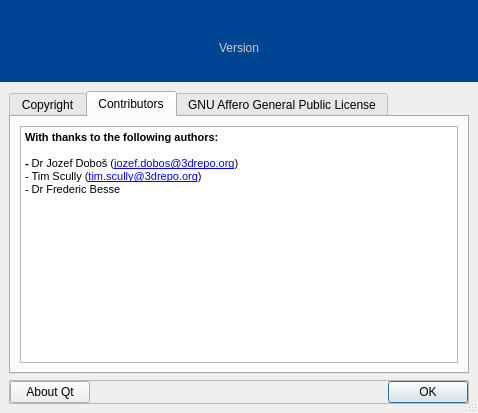
The window that forms/repodialogabout.ui (3drepo/3drepogui) describes before a commit, drawn with Qt 5.
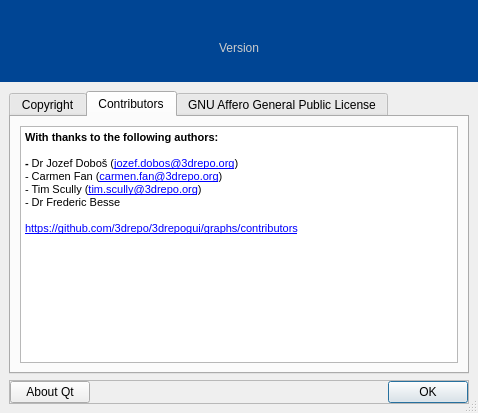
The same window after the commit. The open tabs and pages were chosen to show the change. Icons and pictures are not drawn.

Commit message: #51 Added Carmen to the Contributors list.

Diff of the .ui file:
```diff
--- a/forms/repodialogabout.ui
+++ b/forms/repodialogabout.ui
@@ -276,7 +276,10 @@
 &lt;html&gt;&lt;head&gt;&lt;meta name=&quot;qrichtext&quot; content=&quot;1&quot; /&gt;&lt;style type=&quot;text/css&quot;&gt;
 p, li { white-space: pre-wrap; }
 &lt;/style&gt;&lt;/head&gt;&lt;body style=&quot; font-family:'MS Shell Dlg 2'; font-size:8.25pt; font-weight:400; font-style:normal;&quot;&gt;
-&lt;p style=&quot; margin-top:0px; margin-bottom:0px; margin-left:0px; margin-right:0px; -qt-block-indent:0; text-indent:0px;&quot;&gt;&lt;span style=&quot; font-weight:600;&quot;&gt;With thanks to the following authors:&lt;br /&gt;&lt;br /&gt;- &lt;/span&gt;Dr &lt;span style=&quot; font-size:8pt;&quot;&gt;Jozef Doboš (&lt;/span&gt;&lt;a href=&quot;mailto:jozef.dobos@3drepo.org&quot;&gt;&lt;span style=&quot; font-size:8pt; text-decoration: underline; color:#0000ff;&quot;&gt;jozef.dobos@3drepo.org&lt;/span&gt;&lt;/a&gt;&lt;span style=&quot; font-size:8pt;&quot;&gt;)&lt;br /&gt;- Tim Scully (&lt;/span&gt;&lt;a href=&quot;mailto:tim.scully@3drepo.org&quot;&gt;&lt;span style=&quot; font-size:8pt; text-decoration: underline; color:#0000ff;&quot;&gt;tim.scully@3drepo.org&lt;/span&gt;&lt;/a&gt;&lt;span style=&quot; font-size:8pt;&quot;&gt;)&lt;br /&gt;- Dr Frederic Besse&lt;/span&gt;&lt;/p&gt;&lt;/body&gt;&lt;/html&gt;</string>
+&lt;p style=&quot; margin-top:0px; margin-bottom:0px; margin-left:0px; margin-right:0px; -qt-block-indent:0; text-indent:0px;&quot;&gt;&lt;span style=&quot; font-weight:600;&quot;&gt;With thanks to the following authors:&lt;br /&gt;&lt;br /&gt;- &lt;/span&gt;Dr &lt;span style=&quot; font-size:8pt;&quot;&gt;Jozef Doboš (&lt;/span&gt;&lt;a href=&quot;mailto:jozef.dobos@3drepo.org&quot;&gt;&lt;span style=&quot; font-size:8pt; text-decoration: underline; color:#0000ff;&quot;&gt;jozef.dobos@3drepo.org&lt;/span&gt;&lt;/a&gt;&lt;span style=&quot; font-size:8pt;&quot;&gt;)&lt;/span&gt;&lt;/p&gt;
+&lt;p style=&quot; margin-top:0px; margin-bottom:0px; margin-left:0px; margin-right:0px; -qt-block-indent:0; text-indent:0px;&quot;&gt;&lt;span style=&quot; font-size:8pt;&quot;&gt;- Carmen Fan (&lt;/span&gt;&lt;a href=&quot;mailto:carmen.fan@3drepo.org&quot;&gt;&lt;span style=&quot; font-size:8pt; text-decoration: underline; color:#0000ff;&quot;&gt;carmen.fan@3drepo.org&lt;/span&gt;&lt;/a&gt;&lt;span style=&quot; font-size:8pt;&quot;&gt;)&lt;br /&gt;- Tim Scully (&lt;/span&gt;&lt;a href=&quot;mailto:tim.scully@3drepo.org&quot;&gt;&lt;span style=&quot; font-size:8pt; text-decoration: underline; color:#0000ff;&quot;&gt;tim.scully@3drepo.org&lt;/span&gt;&lt;/a&gt;&lt;span style=&quot; font-size:8pt;&quot;&gt;)&lt;br /&gt;- Dr Frederic Besse&lt;/span&gt;&lt;/p&gt;
+&lt;p style=&quot;-qt-paragraph-type:empty; margin-top:0px; margin-bottom:0px; margin-left:0px; margin-right:0px; -qt-block-indent:0; text-indent:0px; font-size:8pt;&quot;&gt;&lt;br /&gt;&lt;/p&gt;
+&lt;p style=&quot; margin-top:0px; margin-bottom:0px; margin-left:0px; margin-right:0px; -qt-block-indent:0; text-indent:0px;&quot;&gt;&lt;a href=&quot;https://github.com/3drepo/3drepogui/graphs/contributors&quot;&gt;&lt;span style=&quot; font-size:8pt; text-decoration: underline; color:#0000ff;&quot;&gt;https://github.com/3drepo/3drepogui/graphs/contributors&lt;/span&gt;&lt;/a&gt;&lt;/p&gt;&lt;/body&gt;&lt;/html&gt;</string>
             </property>
             <property name="openExternalLinks">
              <bool>true</bool>
```
